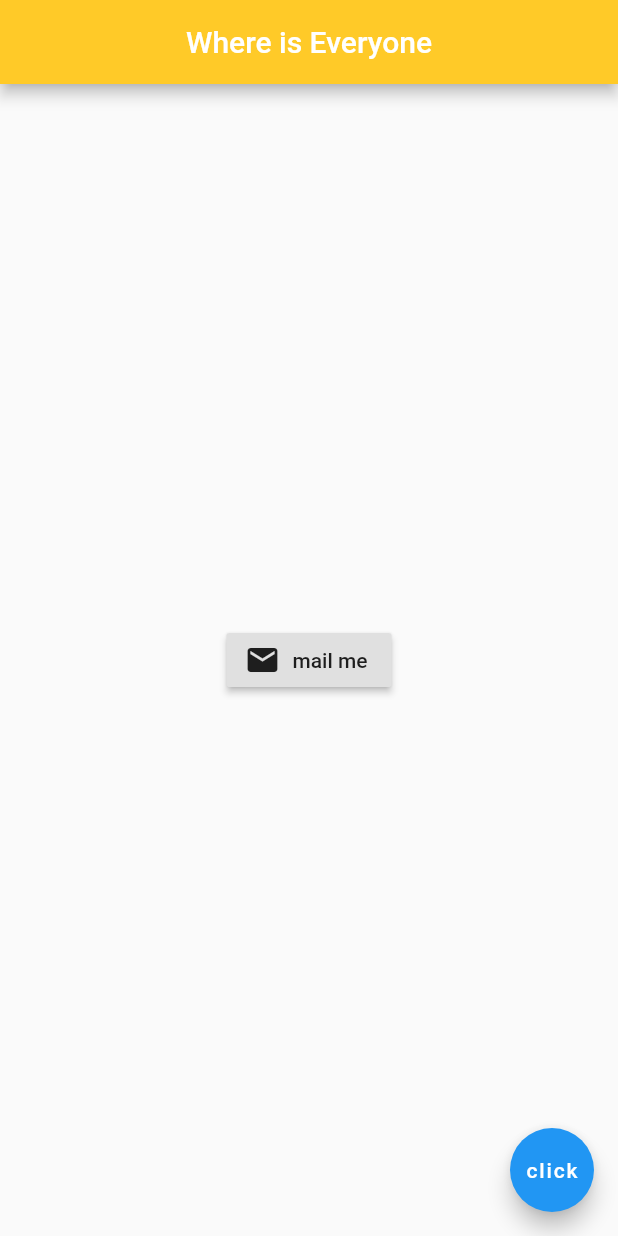
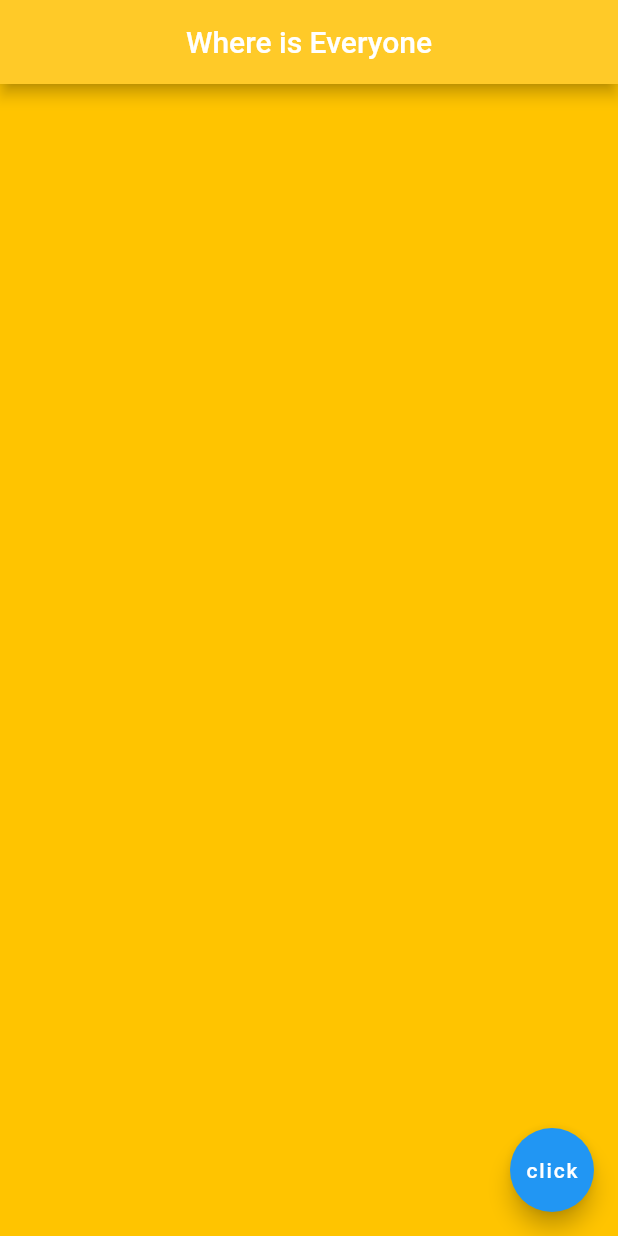
Before and after one commit to Shraddhasaini/Mobile-StatusNeo, a Flutter app: the screen it shows after launch, on a phone screen of 412 x 824 dp. Run offline on Flutter 3.47's test engine with Material 2 defaults, Android fonts, the phone set to English and light mode, and no system bars; project files that could hold a hidden picture were left out.

Commit message:
Container

```diff
--- a/lib/main.dart
+++ b/lib/main.dart
@@ -13,14 +13,8 @@ class Home extends StatelessWidget {
         centerTitle: true,
         backgroundColor: Colors.amber[400],
       ),
-      body: Center(
-        child: RaisedButton.icon(
-          onPressed: (){},
-          icon: Icon(
-            Icons.mail
-          ),
-          label: Text('mail me'),
-        ),
+      body: Container(
+        color: Colors.amberAccent[400],
       ),
       floatingActionButton: FloatingActionButton(
         child: Text('click'),
```
